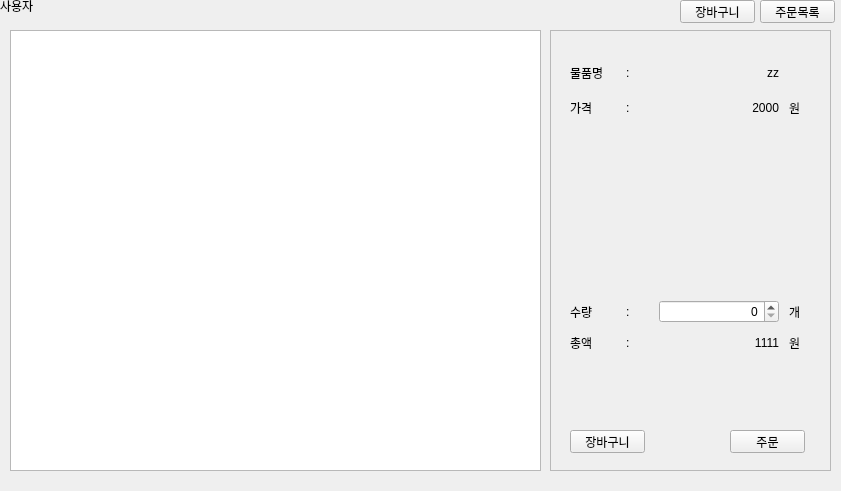
Before: the Qt Designer form 과제/1/ui/User_Frame.ui in pi-lee-lee/learn, drawn with Qt 5.
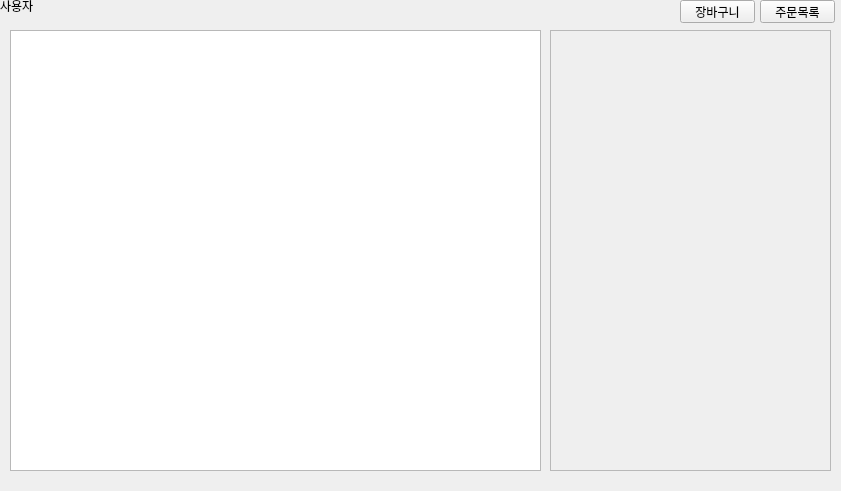
After: the same form once the commit is applied.

```diff
--- a/과제/1/ui/User_Frame.ui
+++ b/과제/1/ui/User_Frame.ui
@@ -83,225 +83,16 @@
    <property name="frameShadow">
     <enum>QFrame::Raised</enum>
    </property>
-   <widget class="QWidget" name="gridLayoutWidget">
-    <property name="geometry">
-     <rect>
-      <x>10</x>
-      <y>20</y>
-      <width>261</width>
-      <height>312</height>
-     </rect>
-    </property>
-    <layout class="QGridLayout" name="gridLayout" columnstretch="0,0,1,0" rowminimumheight="25,25,25,25,0">
-     <property name="leftMargin">
-      <number>10</number>
-     </property>
-     <property name="topMargin">
-      <number>10</number>
-     </property>
-     <property name="rightMargin">
-      <number>10</number>
-     </property>
-     <property name="bottomMargin">
-      <number>10</number>
-     </property>
-     <property name="spacing">
-      <number>10</number>
-     </property>
-     <item row="0" column="1">
-      <widget class="QLabel" name="label_8">
-       <property name="text">
-        <string>:</string>
-       </property>
-      </widget>
-     </item>
-     <item row="2" column="0">
-      <spacer name="verticalSpacer">
-       <property name="orientation">
-        <enum>Qt::Vertical</enum>
-       </property>
-       <property name="sizeHint" stdset="0">
-        <size>
-         <width>1</width>
-         <height>10</height>
-        </size>
-       </property>
-      </spacer>
-     </item>
-     <item row="3" column="0">
-      <widget class="QLabel" name="label_10">
-       <property name="text">
-        <string>수량</string>
-       </property>
-      </widget>
-     </item>
-     <item row="1" column="0">
-      <widget class="QLabel" name="label_4">
-       <property name="text">
-        <string>가격       </string>
-       </property>
-      </widget>
-     </item>
-     <item row="0" column="2">
-      <widget class="QLabel" name="Product_Name">
-       <property name="sizePolicy">
-        <sizepolicy hsizetype="Preferred" vsizetype="Preferred">
-         <horstretch>0</horstretch>
-         <verstretch>0</verstretch>
-        </sizepolicy>
-       </property>
-       <property name="maximumSize">
-        <size>
-         <width>120</width>
-         <height>16777215</height>
-        </size>
-       </property>
-       <property name="autoFillBackground">
-        <bool>false</bool>
-       </property>
-       <property name="styleSheet">
-        <string notr="true">text-overflow: ellipsis;
-white-space: nowrap;
-overflow: hidden;</string>
-       </property>
-       <property name="lineWidth">
-        <number>1</number>
-       </property>
-       <property name="text">
-        <string>zz</string>
-       </property>
-       <property name="textFormat">
-        <enum>Qt::AutoText</enum>
-       </property>
-       <property name="alignment">
-        <set>Qt::AlignRight|Qt::AlignTrailing|Qt::AlignVCenter</set>
-       </property>
-       <property name="wordWrap">
-        <bool>false</bool>
-       </property>
-      </widget>
-     </item>
-     <item row="3" column="3">
-      <widget class="QLabel" name="label_12">
-       <property name="text">
-        <string>개</string>
-       </property>
-      </widget>
-     </item>
-     <item row="1" column="2">
-      <widget class="QLabel" name="label_5">
-       <property name="text">
-        <string>2000</string>
-       </property>
-       <property name="alignment">
-        <set>Qt::AlignRight|Qt::AlignTrailing|Qt::AlignVCenter</set>
-       </property>
-      </widget>
-     </item>
-     <item row="1" column="3">
-      <widget class="QLabel" name="label_6">
-       <property name="text">
-        <string>원</string>
-       </property>
-      </widget>
-     </item>
-     <item row="1" column="1">
-      <widget class="QLabel" name="label_9">
-       <property name="text">
-        <string>:</string>
-       </property>
-      </widget>
-     </item>
-     <item row="3" column="2">
-      <widget class="QSpinBox" name="spinBox">
-       <property name="alignment">
-        <set>Qt::AlignRight|Qt::AlignTrailing|Qt::AlignVCenter</set>
-       </property>
-      </widget>
-     </item>
-     <item row="0" column="0">
-      <widget class="QLabel" name="label_2">
-       <property name="text">
-        <string>물품명</string>
-       </property>
-       <property name="alignment">
-        <set>Qt::AlignLeading|Qt::AlignLeft|Qt::AlignVCenter</set>
-       </property>
-      </widget>
-     </item>
-     <item row="3" column="1">
-      <widget class="QLabel" name="label_11">
-       <property name="text">
-        <string>:</string>
-       </property>
-      </widget>
-     </item>
-     <item row="0" column="3">
-      <widget class="QLabel" name="label_7">
-       <property name="text">
-        <string/>
-       </property>
-      </widget>
-     </item>
-     <item row="4" column="0">
-      <widget class="QLabel" name="label_13">
-       <property name="text">
-        <string>총액</string>
-       </property>
-      </widget>
-     </item>
-     <item row="4" column="1">
-      <widget class="QLabel" name="label_14">
-       <property name="text">
-        <string>:</string>
-       </property>
-      </widget>
-     </item>
-     <item row="4" column="3">
-      <widget class="QLabel" name="label_15">
-       <property name="text">
-        <string>원</string>
-       </property>
-      </widget>
-     </item>
-     <item row="4" column="2">
-      <widget class="QLabel" name="label_16">
-       <property name="text">
-        <string>1111</string>
-       </property>
-       <property name="alignment">
-        <set>Qt::AlignRight|Qt::AlignTrailing|Qt::AlignVCenter</set>
-       </property>
-      </widget>
-     </item>
-    </layout>
-   </widget>
-   <widget class="QPushButton" name="pushButton_3">
-    <property name="geometry">
-     <rect>
-      <x>20</x>
-      <y>400</y>
-      <width>75</width>
-      <height>23</height>
-     </rect>
-    </property>
-    <property name="text">
-     <string>장바구니</string>
-    </property>
-   </widget>
-   <widget class="QPushButton" name="pushButton_4">
-    <property name="geometry">
-     <rect>
-      <x>180</x>
-      <y>400</y>
-      <width>75</width>
-      <height>23</height>
-     </rect>
-    </property>
-    <property name="text">
-     <string>주문</string>
-    </property>
-   </widget>
+  </widget>
+  <widget class="QTableView" name="ProductView">
+   <property name="geometry">
+    <rect>
+     <x>10</x>
+     <y>30</y>
+     <width>531</width>
+     <height>441</height>
+    </rect>
+   </property>
   </widget>
  </widget>
  <resources/>
```
Left out of the diff: 14 changed lines with no effect on the pictures.
